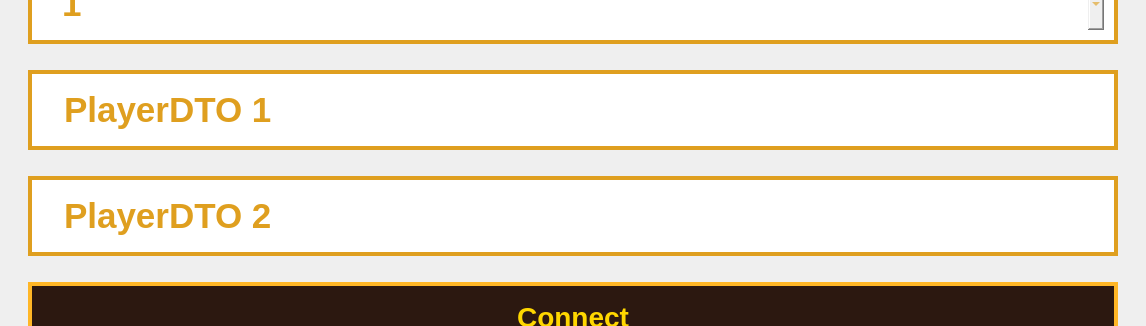
Above: client/ui/mainwindow.ui from Nicoezg/Duck-Game-Remake before the change; both pictures show x 0 to 1146 and y 270 to 596 of the 1146 by 760 pixel window. Below: the same form after it.
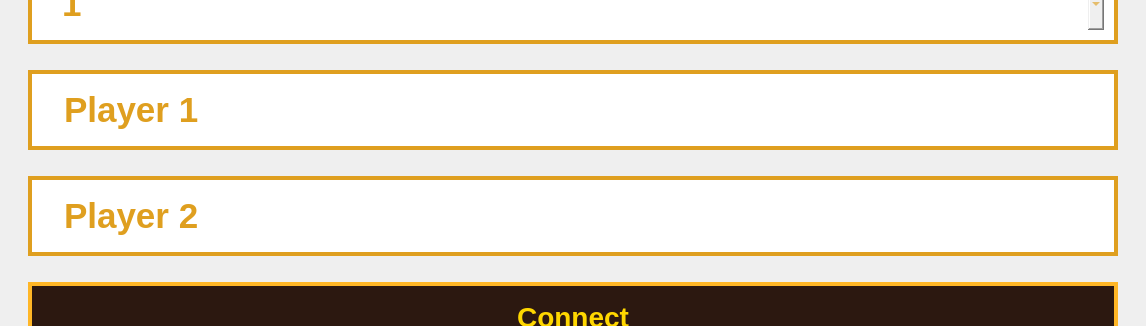
That is the form after the change. The open tabs and pages were chosen to show the change. Icons and pictures are not drawn.

Commit message: fix labels de players

```diff
--- a/client/ui/mainwindow.ui
+++ b/client/ui/mainwindow.ui
@@ -356,14 +356,14 @@
         <item>
          <widget class="QLineEdit" name="Player1NameJoin">
           <property name="text">
-           <string>PlayerDTO 1 </string>
+           <string>Player 1 </string>
           </property>
          </widget>
         </item>
         <item>
          <widget class="QLineEdit" name="Player2NameJoin">
           <property name="text">
-           <string>PlayerDTO 2</string>
+           <string>Player 2</string>
           </property>
          </widget>
         </item>
```
Left out of the diff: 6 changed lines with no effect on the pictures.
